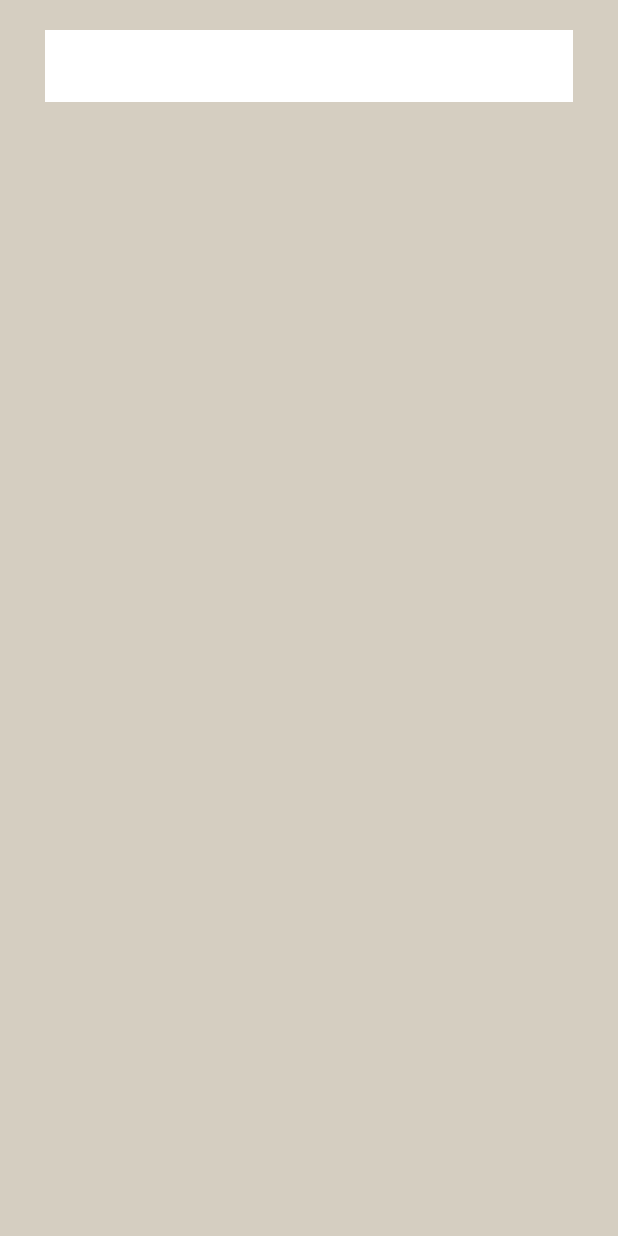
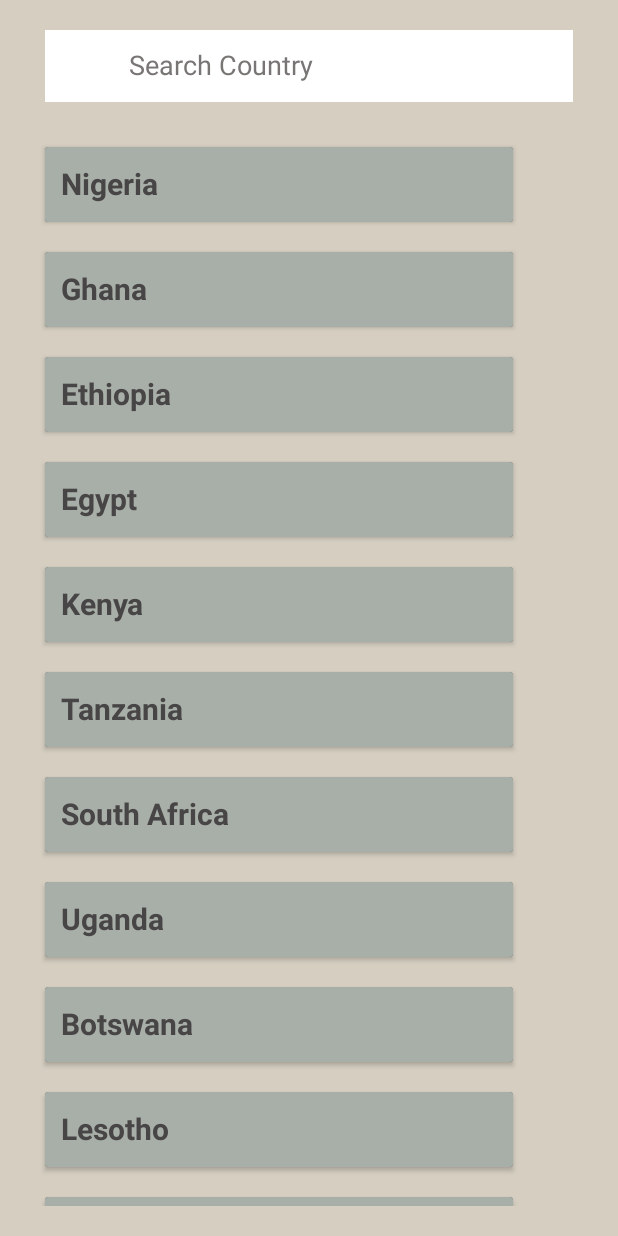
Before and after one commit to precious3173/D_tracker_App, an Android app: the screen it shows after launch (TrackerActivity), on a phone screen of 412 x 824 dp. Run offline under Robolectric (Android 15) with nearby library versions, the phone set to English and light mode, and no system bars.

Commit message:
recyclerview adapter added

```diff
--- a/app/src/main/java/com/example/dtrackerapp/ListofCountries.kt
+++ b/app/src/main/java/com/example/dtrackerapp/ListofCountries.kt
@@ -1,59 +1,83 @@
 package com.example.dtrackerapp
 
+import Adapter.CountryListAdapter
+import Model.CountryModel
 import android.os.Bundle
 import androidx.fragment.app.Fragment
 import android.view.LayoutInflater
 import android.view.View
 import android.view.ViewGroup
+import com.example.dtrackerapp.databinding.CountriesBinding
+import com.example.dtrackerapp.databinding.FragmentListofCountriesBinding
+import kotlinx.coroutines.CoroutineScope
+import kotlinx.coroutines.Dispatchers
+import kotlinx.coroutines.launch
+import java.util.Collections
 
-// TODO: Rename parameter arguments, choose names that match
-// the fragment initialization parameters, e.g. ARG_ITEM_NUMBER
-private const val ARG_PARAM1 = "param1"
-private const val ARG_PARAM2 = "param2"
 
-/**
- * A simple [Fragment] subclass.
- * Use the [ListofCountries.newInstance] factory method to
- * create an instance of this fragment.
- */
 class ListofCountries : Fragment() {
-    // TODO: Rename and change types of parameters
-    private var param1: String? = null
-    private var param2: String? = null
 
+   lateinit var binding: FragmentListofCountriesBinding
+   //lateinit var countryModels: CountryModel
     override fun onCreate(savedInstanceState: Bundle?) {
         super.onCreate(savedInstanceState)
-        arguments?.let {
-            param1 = it.getString(ARG_PARAM1)
-            param2 = it.getString(ARG_PARAM2)
-        }
+
     }
 
     override fun onCreateView(
         inflater: LayoutInflater, container: ViewGroup?,
         savedInstanceState: Bundle?
     ): View? {
-        // Inflate the layout for this fragment
-        return inflater.inflate(R.layout.fragment_listof_countries, container, false)
+
+        // to get details from layout
+        binding = FragmentListofCountriesBinding.inflate(layoutInflater)
+
+        return binding.root
     }
 
-    companion object {
-        /**
-         * Use this factory method to create a new instance of
-         * this fragment using the provided parameters.
-         *
-         * @param param1 Parameter 1.
-         * @param param2 Parameter 2.
-         * @return A new instance of fragment ListofCountries.
-         */
-        // TODO: Rename and change types and number of parameters
-        @JvmStatic
-        fun newInstance(param1: String, param2: String) =
-            ListofCountries().apply {
-                arguments = Bundle().apply {
-                    putString(ARG_PARAM1, param1)
-                    putString(ARG_PARAM2, param2)
-                }
-            }
+    override fun onViewCreated(view: View, savedInstanceState: Bundle?) {
+        super.onViewCreated(view, savedInstanceState)
+
+
+
+
+        val countryListAdapter = CountryListAdapter()
+
+        val countryModel: MutableList<CountryModel> = mutableListOf()
+        countryModel.add(CountryModel("Nigeria"))
+        countryModel.add(CountryModel("Ghana"))
+        countryModel.add(CountryModel("Ethiopia"))
+       countryModel.add(CountryModel("Egypt"))
+        countryModel.add(CountryModel("Kenya"))
+        countryModel.add(CountryModel("Tanzania"))
+        countryModel.add(CountryModel("South Africa"))
+        countryModel.add(CountryModel("Uganda"))
+        countryModel.add(CountryModel("Botswana"))
+        countryModel.add(CountryModel("Lesotho"))
+        countryModel.add(CountryModel("Nambibia"))
+        countryModel.add(CountryModel("Swaziland"))
+        countryModel.add(CountryModel("Somalia"))
+        countryModel.add(CountryModel("Seychelles"))
+        countryModel.add(CountryModel("Rwanda"))
+        countryModel.add(CountryModel("Mozambique"))
+        countryModel.add(CountryModel("Mauritius"))
+        countryModel.add(CountryModel("Malawi"))
+
+
+
+        countryListAdapter.differ.submitList(countryModel)
+
+                 binding.recyclerview.apply {
+
+                     adapter = countryListAdapter
+                     setHasFixedSize(true)
+                 }
+
+
+
+
+        }
+
+
+
     }
-}
--- a/app/src/main/res/layout/fragment_listof_countries.xml
+++ b/app/src/main/res/layout/fragment_listof_countries.xml
@@ -9,19 +9,20 @@
     android:orientation="vertical">
 
 
-    <androidx.appcompat.widget.SearchView
+    <SearchView
         android:layout_width="match_parent"
         android:layout_height="wrap_content"
         android:layout_marginTop="20dp"
         android:layout_marginStart="30dp"
         android:layout_marginEnd="30dp"
-        android:background="@color/white"
         app:layout_constraintTop_toTopOf="parent"
         app:layout_constraintStart_toStartOf="parent"
         app:layout_constraintEnd_toEndOf="parent"
         android:queryHint="Search Country"
+        android:background="@color/white"
         android:theme="@style/Theme.SearchView"
         android:id="@+id/searchview"
+        android:iconifiedByDefault="false"
         app:layout_constraintBottom_toTopOf="@id/recyclerview"
         />
 
@@ -33,6 +34,7 @@
         android:id="@+id/recyclerview"
         app:layout_constraintTop_toBottomOf="@id/searchview"
         app:layout_constraintStart_toStartOf="parent"
-        tools:listitem="@layout/countries"/>
+        tools:listitem="@layout/countries"
+        app:layoutManager="androidx.recyclerview.widget.LinearLayoutManager"/>
 
 </LinearLayout>
--- a/app/src/main/res/values/themes.xml
+++ b/app/src/main/res/values/themes.xml
@@ -14,11 +14,13 @@
         <!-- Customize your theme here. -->
     </style>
 
-    <style name="Theme.SearchView" parent="Widget.AppCompat.Light.SearchView">
+    <style name="Theme.SearchView" parent="Widget.AppCompat.SearchView.ActionBar">
 
-        <item name="android:queryHint">#515151</item>
         <item name="android:editTextColor">#222020</item>
-        <item name="android:textColorHint">#515151</item>
+        <item name="android:textColorHint">#797575</item>
+        <item name="background">@color/white</item>
+
+
 
     </style>
 </resources>
```
Also changed, not shown: app/src/main/java/Model/CountryModel.kt (+32 -0 lines).
